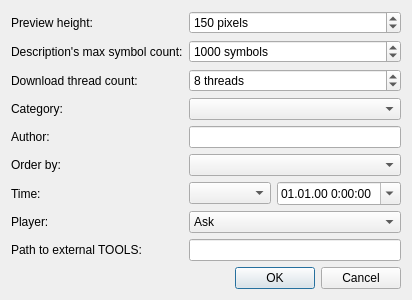
Old version of the form settingsdialog.ui in the repository AlexLevkovich/YoutubeViewer.
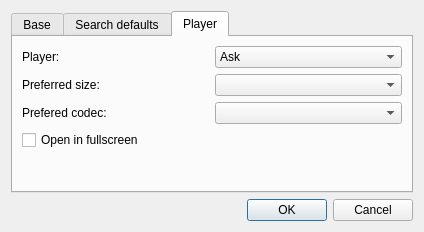
New version of the form. The open tabs and pages were chosen to show the change. Icons and pictures are not drawn. Custom widgets are drawn as their Qt base class.

Commit message: using new function LOCALE_DATETIME_FORMAT() and adding new config options

Diff of the .ui file:
```diff
--- a/settingsdialog.ui
+++ b/settingsdialog.ui
@@ -6,8 +6,8 @@
    <rect>
     <x>0</x>
     <y>0</y>
-    <width>412</width>
-    <height>288</height>
+    <width>424</width>
+    <height>232</height>
    </rect>
   </property>
   <property name="windowTitle">
@@ -17,6 +17,16 @@
    <iconset resource="youtubeviewer.qrc">
     <normaloff>:/images/res/configure.png</normaloff>:/images/res/configure.png</iconset>
   </property>
+  <layout class="QVBoxLayout" name="verticalLayout_4">
+   <item>
+    <widget class="QTabWidget" name="tabWidget">
+     <property name="currentIndex">
+      <number>0</number>
+     </property>
+     <widget class="QWidget" name="baseTab">
+      <attribute name="title">
+       <string>Base</string>
+      </attribute>
   <layout class="QVBoxLayout" name="verticalLayout">
    <item>
     <layout class="QGridLayout" name="gridLayout">
@@ -84,13 +94,47 @@
       </widget>
      </item>
      <item row="3" column="0">
+          <widget class="QLabel" name="label_9">
+           <property name="text">
+            <string>Path to external TOOLS:</string>
+           </property>
+          </widget>
+         </item>
+         <item row="3" column="1">
+          <widget class="QLineEdit" name="toolsLine"/>
+         </item>
+        </layout>
+       </item>
+       <item>
+        <spacer name="verticalSpacer">
+         <property name="orientation">
+          <enum>Qt::Vertical</enum>
+         </property>
+         <property name="sizeHint" stdset="0">
+          <size>
+           <width>20</width>
+           <height>24</height>
+          </size>
+         </property>
+        </spacer>
+       </item>
+      </layout>
+     </widget>
+     <widget class="QWidget" name="searchTab">
+      <attribute name="title">
+       <string>Search defaults</string>
+      </attribute>
+      <layout class="QVBoxLayout" name="verticalLayout_2">
+       <item>
+        <layout class="QGridLayout" name="gridLayout_2">
+         <item row="0" column="0">
       <widget class="QLabel" name="label_5">
        <property name="text">
         <string>Category:</string>
        </property>
       </widget>
      </item>
-     <item row="3" column="1">
+         <item row="0" column="1">
       <widget class="QComboBox" name="categoryCombo">
        <property name="currentIndex">
         <number>0</number>
@@ -102,34 +146,34 @@
        </item>
       </widget>
      </item>
-     <item row="4" column="0">
+         <item row="1" column="0">
       <widget class="QLabel" name="label_6">
        <property name="text">
         <string>Author:</string>
        </property>
       </widget>
      </item>
-     <item row="4" column="1">
+         <item row="1" column="1">
       <widget class="FancyLineEdit" name="authorEdit"/>
      </item>
-     <item row="5" column="0">
+         <item row="2" column="0">
       <widget class="QLabel" name="label_7">
        <property name="text">
         <string>Order by:</string>
        </property>
       </widget>
      </item>
-     <item row="5" column="1">
+         <item row="2" column="1">
       <widget class="QComboBox" name="orderbyCombo"/>
      </item>
-     <item row="6" column="0">
+         <item row="3" column="0">
       <widget class="QLabel" name="label_8">
        <property name="text">
         <string>Time:</string>
        </property>
       </widget>
      </item>
-     <item row="6" column="1">
+         <item row="3" column="1">
       <layout class="QHBoxLayout" name="horizontalLayout">
        <item>
         <widget class="QComboBox" name="timeCombo"/>
@@ -156,14 +200,38 @@
        </item>
       </layout>
      </item>
-     <item row="7" column="0">
+        </layout>
+       </item>
+       <item>
+        <spacer name="verticalSpacer_2">
+         <property name="orientation">
+          <enum>Qt::Vertical</enum>
+         </property>
+         <property name="sizeHint" stdset="0">
+          <size>
+           <width>20</width>
+           <height>22</height>
+          </size>
+         </property>
+        </spacer>
+       </item>
+      </layout>
+     </widget>
+     <widget class="QWidget" name="playerTab">
+      <attribute name="title">
+       <string>Player</string>
+      </attribute>
+      <layout class="QVBoxLayout" name="verticalLayout_3">
+       <item>
+        <layout class="QGridLayout" name="gridLayout_3">
+         <item row="0" column="0">
       <widget class="QLabel" name="label_4">
        <property name="text">
         <string>Player:</string>
        </property>
       </widget>
      </item>
-     <item row="7" column="1">
+         <item row="0" column="1">
       <widget class="QComboBox" name="playerCombo">
        <property name="currentIndex">
         <number>0</number>
@@ -175,17 +243,51 @@
        </item>
       </widget>
      </item>
-     <item row="8" column="0">
-      <widget class="QLabel" name="label_9">
+         <item row="1" column="0">
+          <widget class="QLabel" name="label_10">
        <property name="text">
-        <string>Path to external TOOLS:</string>
+            <string>Preferred size:</string>
        </property>
       </widget>
      </item>
-     <item row="8" column="1">
-      <widget class="QLineEdit" name="toolsLine"/>
-     </item>
-    </layout>
+         <item row="1" column="1">
+          <widget class="QComboBox" name="sizeCombo"/>
+         </item>
+         <item row="2" column="0">
+          <widget class="QLabel" name="label_11">
+           <property name="text">
+            <string>Prefered codec:</string>
+           </property>
+          </widget>
+         </item>
+         <item row="2" column="1">
+          <widget class="QComboBox" name="codecCombo"/>
+         </item>
+        </layout>
+       </item>
+       <item>
+        <widget class="QCheckBox" name="fullscreenCheck">
+         <property name="text">
+          <string>Open in fullscreen</string>
+         </property>
+        </widget>
+       </item>
+       <item>
+        <spacer name="verticalSpacer_3">
+         <property name="orientation">
+          <enum>Qt::Vertical</enum>
+         </property>
+         <property name="sizeHint" stdset="0">
+          <size>
+           <width>20</width>
+           <height>26</height>
+          </size>
+         </property>
+        </spacer>
+       </item>
+      </layout>
+     </widget>
+    </widget>
    </item>
    <item>
     <widget class="QDialogButtonBox" name="buttonBox">
```
Lines whose indentation alone changed are shown as unchanged. The commit also changes 2 other files.
